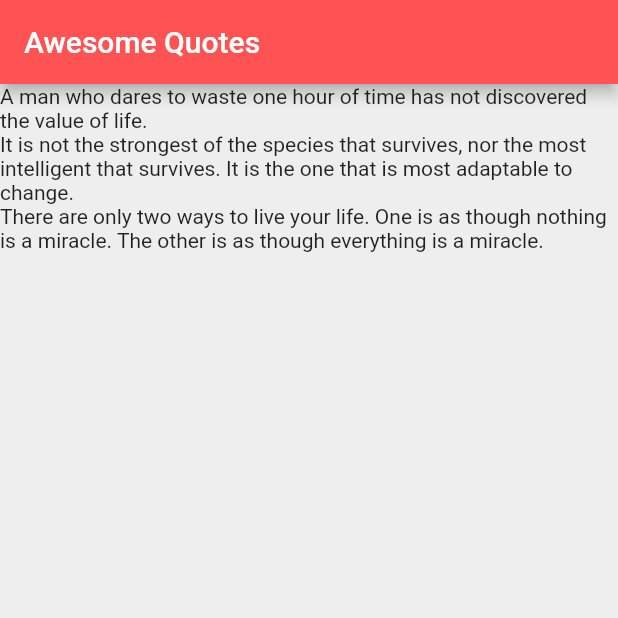
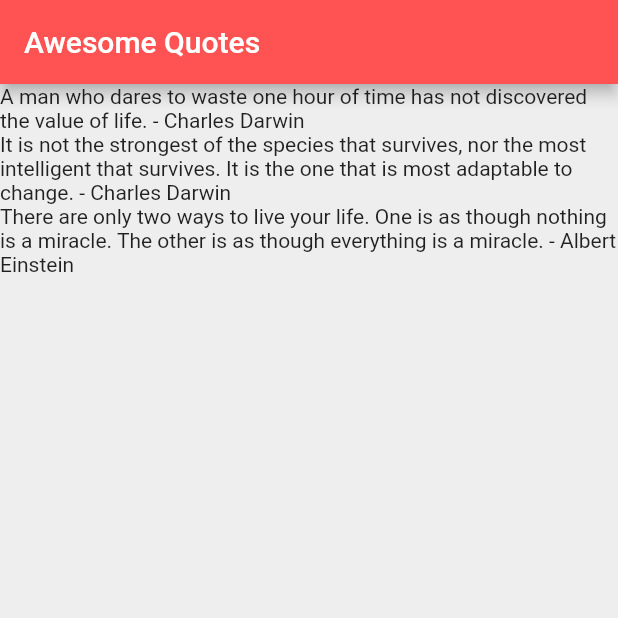
Before and after one commit to honmetha/flutter_tutorial, a Flutter app: the screen it shows after launch, on a phone screen of 412 x 824 dp, the top half of it. Run offline on Flutter 3.47's test engine with Material 2 defaults, Android fonts, the phone set to English and light mode, and no system bars.

Commit message:
[Added] 18 - Custom Classes

```diff
--- a/lib/main.dart
+++ b/lib/main.dart
@@ -1,4 +1,5 @@
 import 'package:flutter/material.dart';
+import 'quote.dart';
 
 void main() => runApp(const MaterialApp(
       home: QuoteList(),
@@ -12,10 +13,10 @@ class QuoteList extends StatefulWidget {
 }
 
 class _QuoteListState extends State<QuoteList> {
-  List<String> quotes = [
-    'A man who dares to waste one hour of time has not discovered the value of life.',
-    'It is not the strongest of the species that survives, nor the most intelligent that survives. It is the one that is most adaptable to change.',
-    'There are only two ways to live your life. One is as though nothing is a miracle. The other is as though everything is a miracle.'
+  List<Quote> quotes = [
+    Quote(author: 'Charles Darwin', text: 'A man who dares to waste one hour of time has not discovered the value of life.'),
+    Quote(author: 'Charles Darwin', text: 'It is not the strongest of the species that survives, nor the most intelligent that survives. It is the one that is most adaptable to change.'),
+    Quote(author: 'Albert Einstein', text: 'There are only two ways to live your life. One is as though nothing is a miracle. The other is as though everything is a miracle.'),
   ];
 
   @override
@@ -27,7 +28,7 @@ class _QuoteListState extends State<QuoteList> {
         backgroundColor: Colors.redAccent,
       ),
       body: Column(
-        children: quotes.map((quote) => Text(quote)).toList(),
+        children: quotes.map((quote) => Text('${quote.text} - ${quote.author}')).toList(),
       ),
     );
   }
--- /dev/null
+++ b/lib/quote.dart
@@ -0,0 +1,6 @@
+class Quote {
+  String text;
+  String author;
+
+  Quote({required this.text, required this.author});
+}
```
Also changed, not shown: assets/thumb.jpeg (deleted).
